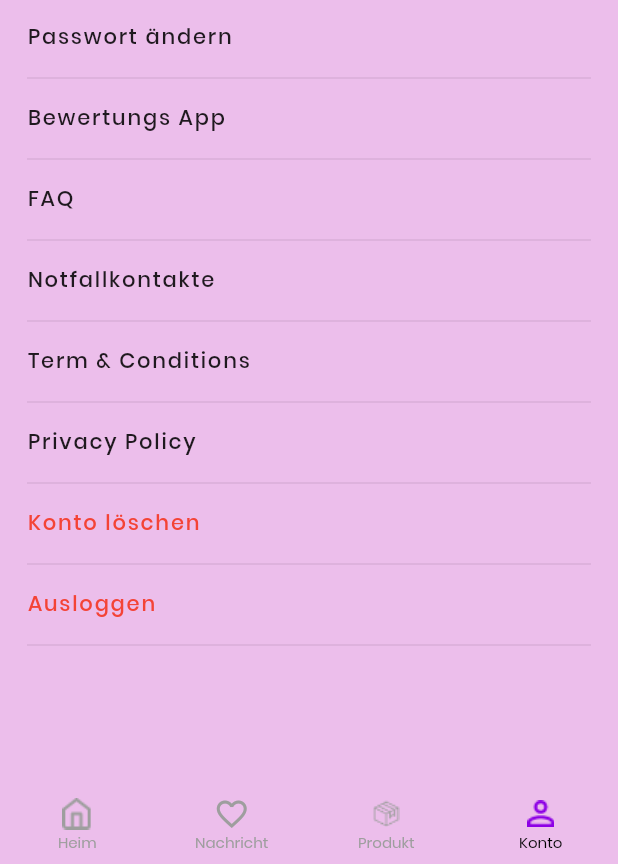
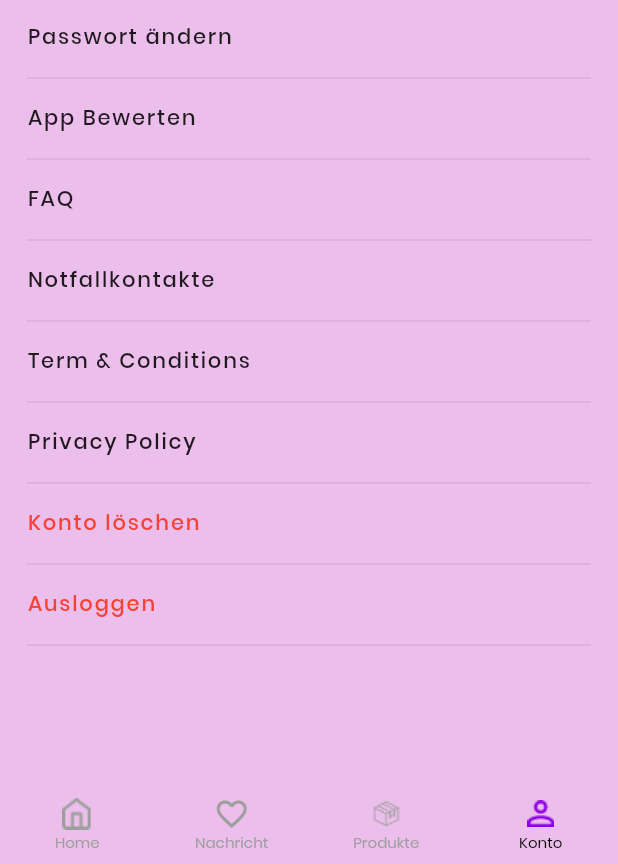
Before and after one commit to AneeqShah/K24-kartenlegen, a Flutter app: the BottomNavBody screen opened directly, item 4 of the bottom bar chosen, on a phone screen of 412 x 824 dp. Shown: the part 369-1233 px from the top of the screen. Run offline on Flutter 3.47's test engine with Material 2 defaults, Android fonts, the phone set to English and light mode, and no system bars; our stand-ins replace cached_network_image, cloud_firestore, firebase_auth, firebase_core, firebase_storage, flutter_spinkit and 5 more; missing offline and left inert: flutter_stripe; accounts and stored records are empty.

Commit message:
some changes to the product screen

```diff
--- a/lib/presentation/views/bottom_nav_bar/bottom_nav_bar.dart
+++ b/lib/presentation/views/bottom_nav_bar/bottom_nav_bar.dart
@@ -56,7 +56,7 @@ class _BottomNavBodyState extends State<BottomNavBody> {
                     ? FrontEndConfigs.kPrimaryColor
                     : Colors.grey,
               ),
-              label: 'Heim'),
+              label: 'Home'),
           BottomNavigationBarItem(
               icon: Icon(
                 Icons.favorite_border,
@@ -72,7 +72,7 @@ class _BottomNavBodyState extends State<BottomNavBody> {
                     ? FrontEndConfigs.kPrimaryColor
                     : Colors.grey,
               ),
-              label: 'Produkt'),
+              label: 'Produkte'),
           BottomNavigationBarItem(
               icon: ImageIcon(
                 const AssetImage('assets/images/person.png'),
--- a/lib/presentation/views/product_detail/layout/widgets/select_payment.dart
+++ b/lib/presentation/views/product_detail/layout/widgets/select_payment.dart
@@ -62,8 +62,7 @@ class SelectPayment extends StatelessWidget {
               height: 10,
             ),
             CustomText(
-              text: 'Zahlung auswählen'
-                  'Methode',
+              text: 'Zahlungsmethode\nauswählen',
               fontSize: 14,
               fontWeight: FontWeight.w600,
             ),
--- a/lib/presentation/views/product_detail/product_detail_view.dart
+++ b/lib/presentation/views/product_detail/product_detail_view.dart
@@ -34,7 +34,7 @@ class _ProductDetailViewState extends State<ProductDetailView> {
     return Scaffold(
       backgroundColor: FrontEndConfigs.bgColor,
 
-      appBar: customAppBar('Produkt', showIcon: true),
+      appBar: customAppBar('Produkte', showIcon: true),
       body: ProductDetailBody(
         image: widget.image,
         title: widget.title,
--- a/lib/presentation/views/product_view/product_view.dart
+++ b/lib/presentation/views/product_view/product_view.dart
@@ -11,7 +11,7 @@ class ProductView extends StatelessWidget {
     return Scaffold(
       backgroundColor: FrontEndConfigs.bgColor,
 
-      appBar: customAppBar('Produkt'),
+      appBar: customAppBar('Produkte'),
       body: const ProductBody(),
     );
   }
--- a/lib/presentation/views/profile/layout/profile_body.dart
+++ b/lib/presentation/views/profile/layout/profile_body.dart
@@ -39,7 +39,8 @@ class _ProfileBodyState extends State<ProfileBody> {
 
   @override
   Widget build(BuildContext context) {
-    return Padding(
+    return SingleChildScrollView(
+      child: Padding(
         padding: const EdgeInsets.all(18.0),
         child: Column(
           crossAxisAlignment: CrossAxisAlignment.start,
@@ -133,7 +134,7 @@ class _ProfileBodyState extends State<ProfileBody> {
               height: 10,
             ),
             CustomText(
-            text: 'Bewertungs App',
+              text: 'App Bewerten',
             ),
             const SizedBox(
               height: 10,
@@ -260,6 +261,7 @@ class _ProfileBodyState extends State<ProfileBody> {
             const Divider(),
           ],
         ),
+      ),
     );
   }
 
```
Also changed, not shown: lib/presentation/views/product_view/layout/product_body.dart (+6 -3 lines), 44 other files. Lines whose indentation alone changed are shown as unchanged.
